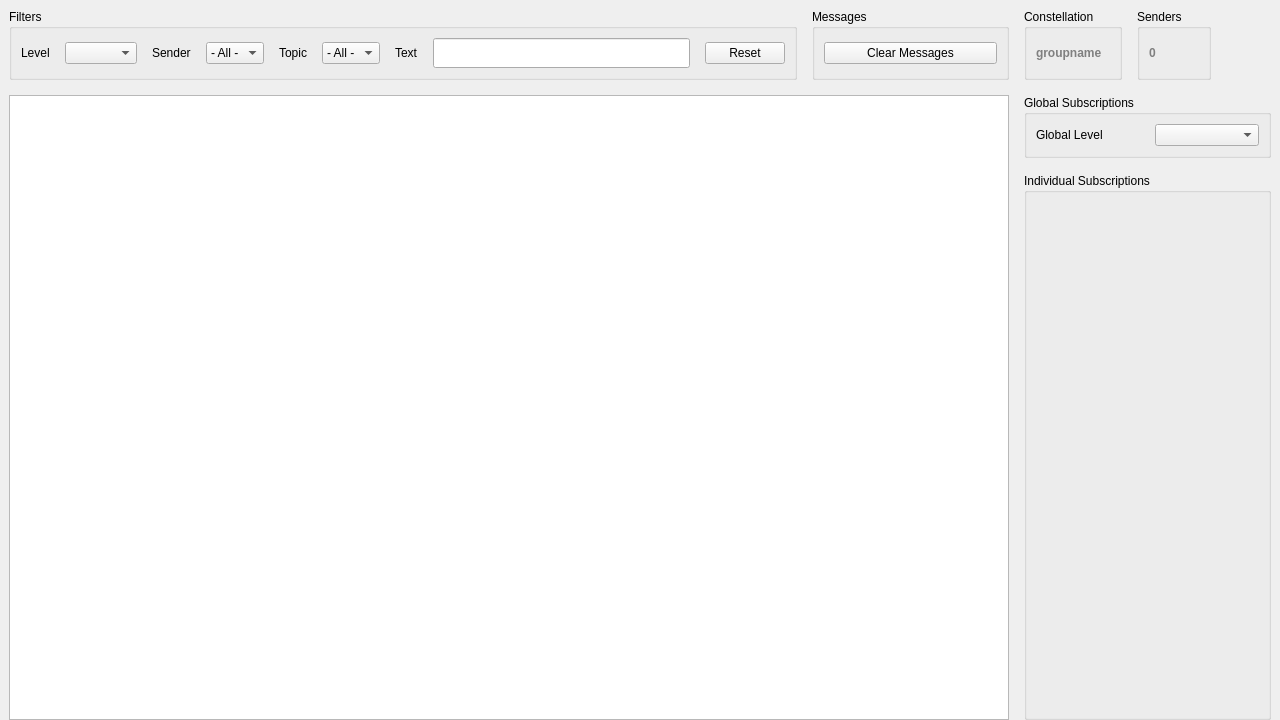
constellation-daq/Constellation, file cxx/listeners/Observatory/Observatory.ui: the form before one commit.
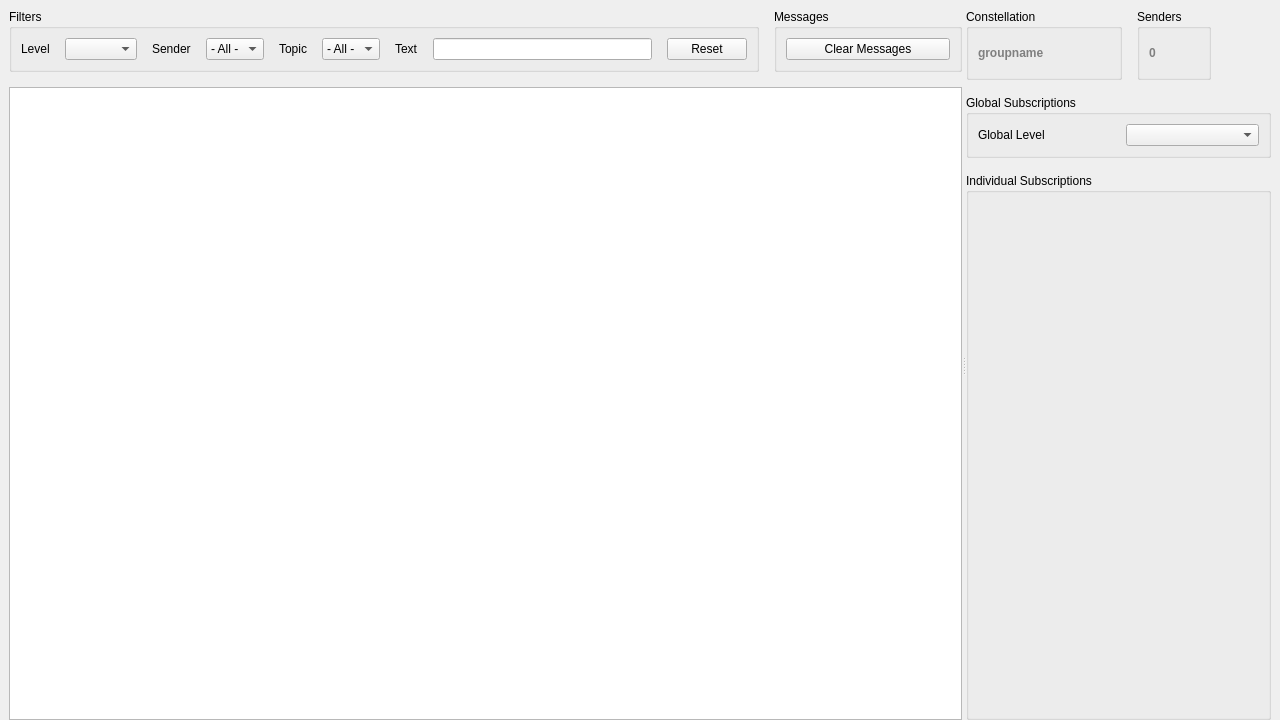
The form after the commit. Icons and pictures are not drawn. Custom widgets are drawn as their Qt base class.

Commit message: cxx/listener/obs: introduce QSplitter ans two panes to allow resizing

What changed in the file:
```diff
--- a/cxx/listeners/Observatory/Observatory.ui
+++ b/cxx/listeners/Observatory/Observatory.ui
@@ -29,17 +29,31 @@
      <number>9</number>
     </property>
     <item>
-     <layout class="QGridLayout" name="gridLayout_3" rowstretch="0,0,6" columnstretch="6,0">
-      <property name="leftMargin">
-       <number>0</number>
+     <widget class="QSplitter" name="mainSplitter">
+      <property name="orientation">
+       <enum>Qt::Horizontal</enum>
       </property>
-      <property name="topMargin">
-       <number>0</number>
+      <property name="childrenCollapsible">
+       <bool>false</bool>
       </property>
+      <widget class="QWidget" name="leftPane">
+       <layout class="QVBoxLayout" name="leftPaneLayout" stretch="0,1">
       <property name="spacing">
        <number>15</number>
       </property>
-      <item row="0" column="0">
+        <property name="leftMargin">
+         <number>0</number>
+        </property>
+        <property name="topMargin">
+         <number>0</number>
+        </property>
+        <property name="rightMargin">
+         <number>0</number>
+        </property>
+        <property name="bottomMargin">
+         <number>0</number>
+        </property>
+        <item>
        <layout class="QHBoxLayout" name="horizontalLayout_2" stretch="8,2">
         <property name="spacing">
          <number>15</number>
@@ -183,33 +197,45 @@
         </item>
        </layout>
       </item>
-      <item row="1" column="1">
-       <widget class="QGroupBox" name="subscriptionsGlobal">
-        <property name="title">
-         <string>Global Subscriptions</string>
-        </property>
-        <layout class="QHBoxLayout" name="horizontalLayout_6">
+        <item>
+         <widget class="QTreeView" name="viewLog">
+          <property name="verticalScrollBarPolicy">
+           <enum>Qt::ScrollBarPolicy::ScrollBarAsNeeded</enum>
+          </property>
+          <property name="selectionMode">
+           <enum>QAbstractItemView::SelectionMode::NoSelection</enum>
+          </property>
+          <property name="rootIsDecorated">
+           <bool>false</bool>
+          </property>
+          <property name="sortingEnabled">
+           <bool>true</bool>
+          </property>
+          <property name="allColumnsShowFocus">
+           <bool>true</bool>
+          </property>
+         </widget>
+        </item>
+       </layout>
+      </widget>
+      <widget class="QWidget" name="rightPane">
+       <layout class="QVBoxLayout" name="rightPaneLayout" stretch="0,0,1">
          <property name="spacing">
           <number>15</number>
          </property>
-         <item>
-          <widget class="QLabel" name="label">
-           <property name="text">
-            <string>Global Level</string>
-           </property>
-          </widget>
-         </item>
-         <item>
-          <widget class="constellation::gui::QLogLevelComboBox" name="globalLevel">
-           <property name="currentIndex">
-            <number>-1</number>
-           </property>
-          </widget>
-         </item>
-        </layout>
-       </widget>
-      </item>
-      <item row="0" column="1">
+        <property name="leftMargin">
+         <number>0</number>
+        </property>
+        <property name="topMargin">
+         <number>0</number>
+        </property>
+        <property name="rightMargin">
+         <number>0</number>
+        </property>
+        <property name="bottomMargin">
+         <number>0</number>
+        </property>
+        <item>
        <layout class="QGridLayout" name="header" columnstretch="6,2,1">
         <property name="leftMargin">
          <number>0</number>
@@ -315,26 +341,33 @@
         </item>
        </layout>
       </item>
-      <item row="1" column="0" rowspan="2">
-       <widget class="QTreeView" name="viewLog">
-        <property name="verticalScrollBarPolicy">
-         <enum>Qt::ScrollBarPolicy::ScrollBarAsNeeded</enum>
-        </property>
-        <property name="selectionMode">
-         <enum>QAbstractItemView::SelectionMode::NoSelection</enum>
-        </property>
-        <property name="rootIsDecorated">
-         <bool>false</bool>
-        </property>
-        <property name="sortingEnabled">
-         <bool>true</bool>
-        </property>
-        <property name="allColumnsShowFocus">
-         <bool>true</bool>
-        </property>
-       </widget>
-      </item>
-      <item row="2" column="1">
+        <item>
+         <widget class="QGroupBox" name="subscriptionsGlobal">
+          <property name="title">
+           <string>Global Subscriptions</string>
+          </property>
+          <layout class="QHBoxLayout" name="horizontalLayout_6">
+           <property name="spacing">
+            <number>15</number>
+           </property>
+           <item>
+            <widget class="QLabel" name="label">
+             <property name="text">
+              <string>Global Level</string>
+             </property>
+            </widget>
+           </item>
+           <item>
+            <widget class="constellation::gui::QLogLevelComboBox" name="globalLevel">
+             <property name="currentIndex">
+              <number>-1</number>
+             </property>
+            </widget>
+           </item>
+          </layout>
+         </widget>
+        </item>
+        <item>
        <widget class="QGroupBox" name="subscriptionsIndividual">
         <property name="sizePolicy">
          <sizepolicy hsizetype="MinimumExpanding" vsizetype="Preferred">
@@ -365,6 +398,8 @@
        </widget>
       </item>
      </layout>
+      </widget>
+     </widget>
     </item>
    </layout>
   </widget>
```
Lines whose indentation alone changed are shown as unchanged. The commit also changes 2 other files.
